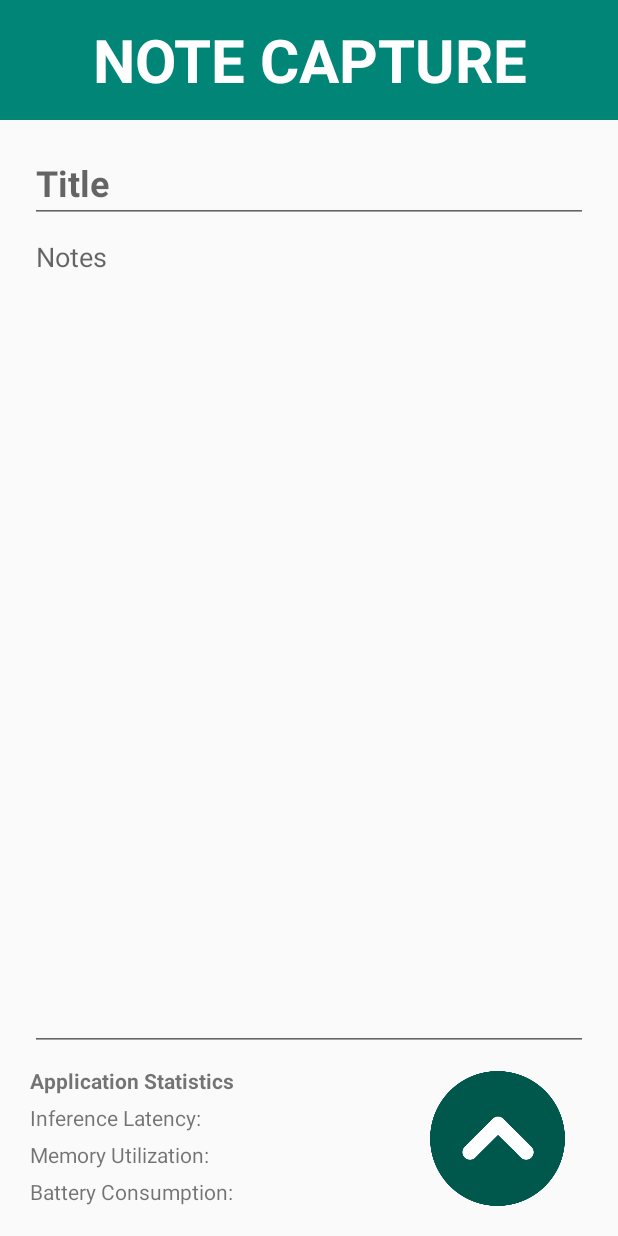
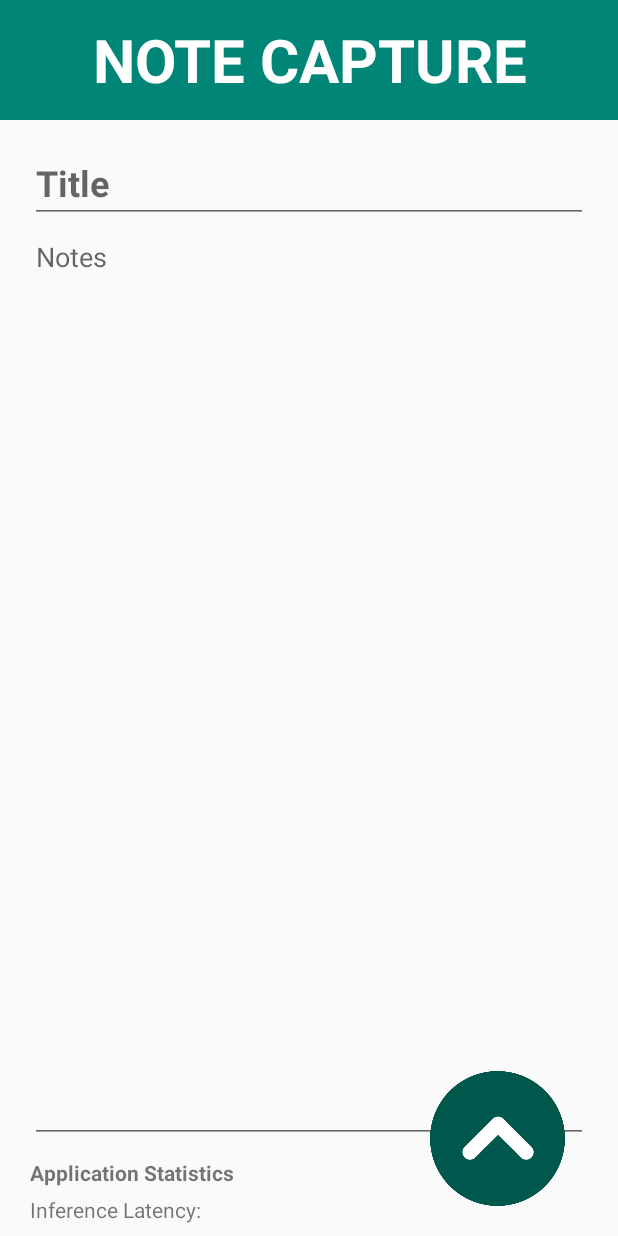
Before and after one commit to kqsavell/CS4518GroupProject, an Android app: the screen it shows after launch (MainActivity), on a phone screen of 412 x 824 dp. Run offline under Robolectric (Android 15) with nearby library versions, the phone set to English and light mode, and no system bars; libraries missing offline, so code that uses them is left out: com.google.firebase.ml; 2 statements that could not run were skipped.

Commit message:
* Inference latency timer in AsyncTask of off & on device * Removed memory usage + battery consumption TextViews from statistics because I don't know what singular value to put there * Put minSDK to 23 in gradle so I could get memory + cpu usage from my physical Galaxy S5

```diff
--- a/app/build.gradle
+++ b/app/build.gradle
@@ -5,7 +5,7 @@ android {
     compileSdkVersion 28
     defaultConfig {
         applicationId "wpi.jhyuen.deeplearningproject"
-        minSdkVersion 27
+        minSdkVersion 23
         targetSdkVersion 28
         versionCode 1
         versionName "1.0"
--- a/app/src/main/res/layout/fragment_body.xml
+++ b/app/src/main/res/layout/fragment_body.xml
@@ -26,9 +26,9 @@
         android:id="@+id/editNotes"
         android:layout_width="0dp"
         android:layout_height="0dp"
+        android:layout_marginStart="20dp"
+        android:layout_marginEnd="20dp"
         android:layout_marginBottom="10dp"
-        android:layout_marginEnd="20dp"
-        android:layout_marginStart="20dp"
         android:ems="10"
         android:gravity="top"
         android:hint="Notes"
@@ -49,36 +49,16 @@
         android:textAlignment="textStart"
         android:textSize="14sp"
         android:textStyle="bold"
-        app:layout_constraintBottom_toTopOf="@+id/textView3"
+        app:layout_constraintBottom_toTopOf="@+id/textView_latency"
         app:layout_constraintStart_toStartOf="parent" />
 
     <TextView
-        android:id="@+id/textView3"
+        android:id="@+id/textView_latency"
         android:layout_width="wrap_content"
         android:layout_height="wrap_content"
         android:layout_marginStart="20dp"
-        android:layout_marginBottom="5dp"
+        android:layout_marginBottom="8dp"
         android:text="Inference Latency: "
-        app:layout_constraintBottom_toTopOf="@+id/textView4"
-        app:layout_constraintStart_toStartOf="parent" />
-
-    <TextView
-        android:id="@+id/textView4"
-        android:layout_width="wrap_content"
-        android:layout_height="wrap_content"
-        android:layout_marginStart="20dp"
-        android:layout_marginBottom="5dp"
-        android:text="Memory Utilization: "
-        app:layout_constraintBottom_toTopOf="@+id/textView5"
-        app:layout_constraintStart_toStartOf="parent" />
-
-    <TextView
-        android:id="@+id/textView5"
-        android:layout_width="wrap_content"
-        android:layout_height="wrap_content"
-        android:layout_marginStart="20dp"
-        android:layout_marginBottom="20dp"
-        android:text="Battery Consumption: "
         app:layout_constraintBottom_toBottomOf="parent"
         app:layout_constraintStart_toStartOf="parent" />
 
```
Also changed, not shown: app/src/main/java/wpi/jhyuen/deeplearningproject/MainActivity.java (+57 -1 lines).
